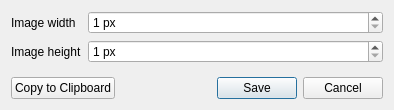
Above: ui/imagesavedialog.ui from minorua/Qgis2threejs before the change. Below: the same form after it.
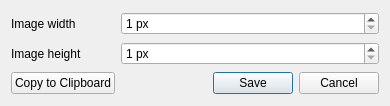
That is the form after the change.

Commit message: ui: clean up layouts and adjust alignment

Patch:
```diff
--- a/ui/imagesavedialog.ui
+++ b/ui/imagesavedialog.ui
@@ -6,20 +6,18 @@
    <rect>
     <x>0</x>
     <y>0</y>
-    <width>394</width>
-    <height>110</height>
+    <width>390</width>
+    <height>106</height>
    </rect>
   </property>
   <property name="windowTitle">
    <string>Save Current View as Image</string>
   </property>
-  <layout class="QVBoxLayout" name="verticalLayout">
-   <item>
-    <layout class="QFormLayout" name="formLayout">
-     <item row="0" column="0">
-      <widget class="QLabel" name="label">
+  <layout class="QGridLayout" name="gridLayout">
+   <item row="2" column="0">
+    <widget class="QPushButton" name="pushButton_Copy">
        <property name="text">
-        <string>Image width</string>
+      <string>Copy to Clipboard</string>
        </property>
       </widget>
      </item>
@@ -30,6 +28,13 @@
        </property>
       </widget>
      </item>
+   <item row="2" column="1">
+    <widget class="QDialogButtonBox" name="buttonBox">
+     <property name="standardButtons">
+      <set>QDialogButtonBox::Cancel|QDialogButtonBox::Save</set>
+     </property>
+    </widget>
+   </item>
      <item row="0" column="1">
       <widget class="QSpinBox" name="spinBox_Width">
        <property name="suffix">
@@ -46,6 +51,13 @@
        </property>
       </widget>
      </item>
+   <item row="0" column="0">
+    <widget class="QLabel" name="label">
+     <property name="text">
+      <string>Image width</string>
+     </property>
+    </widget>
+   </item>
      <item row="1" column="1">
       <widget class="QSpinBox" name="spinBox_Height">
        <property name="suffix">
@@ -61,26 +73,6 @@
         <number>1</number>
        </property>
       </widget>
-     </item>
-    </layout>
-   </item>
-   <item>
-    <layout class="QHBoxLayout" name="horizontalLayout">
-     <item>
-      <widget class="QPushButton" name="pushButton_Copy">
-       <property name="text">
-        <string>Copy to Clipboard</string>
-       </property>
-      </widget>
-     </item>
-     <item>
-      <widget class="QDialogButtonBox" name="buttonBox">
-       <property name="standardButtons">
-        <set>QDialogButtonBox::Cancel|QDialogButtonBox::Save</set>
-       </property>
-      </widget>
-     </item>
-    </layout>
    </item>
   </layout>
  </widget>
```
Lines whose indentation alone changed are shown as unchanged. The commit also changes 9 other files.
